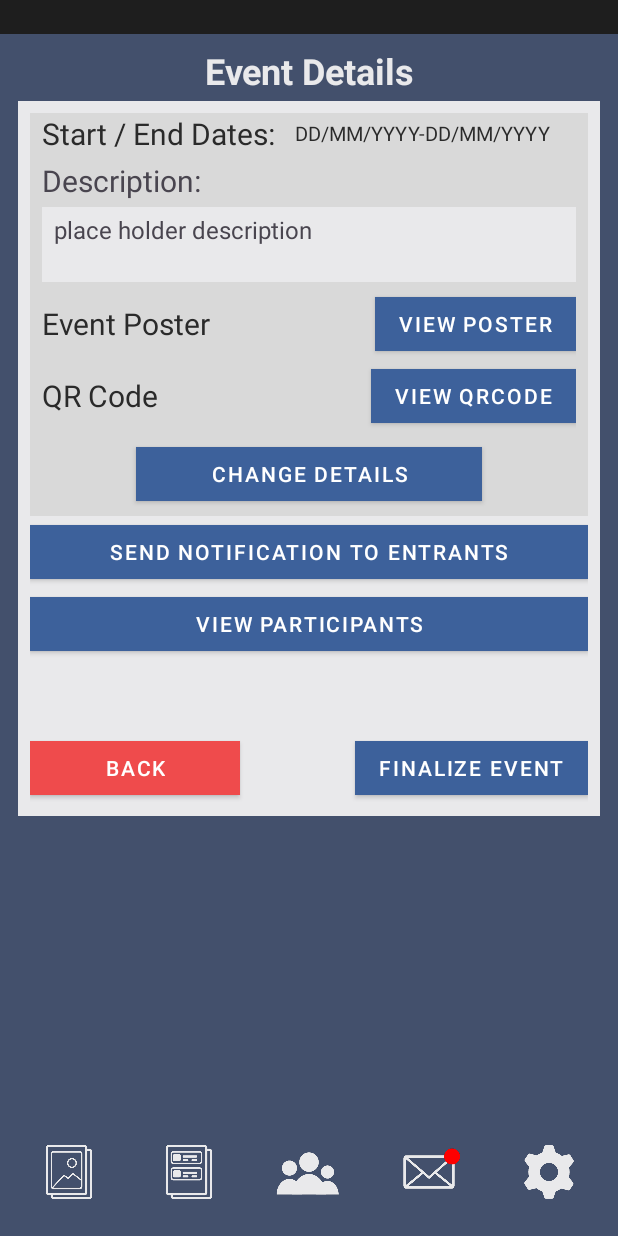
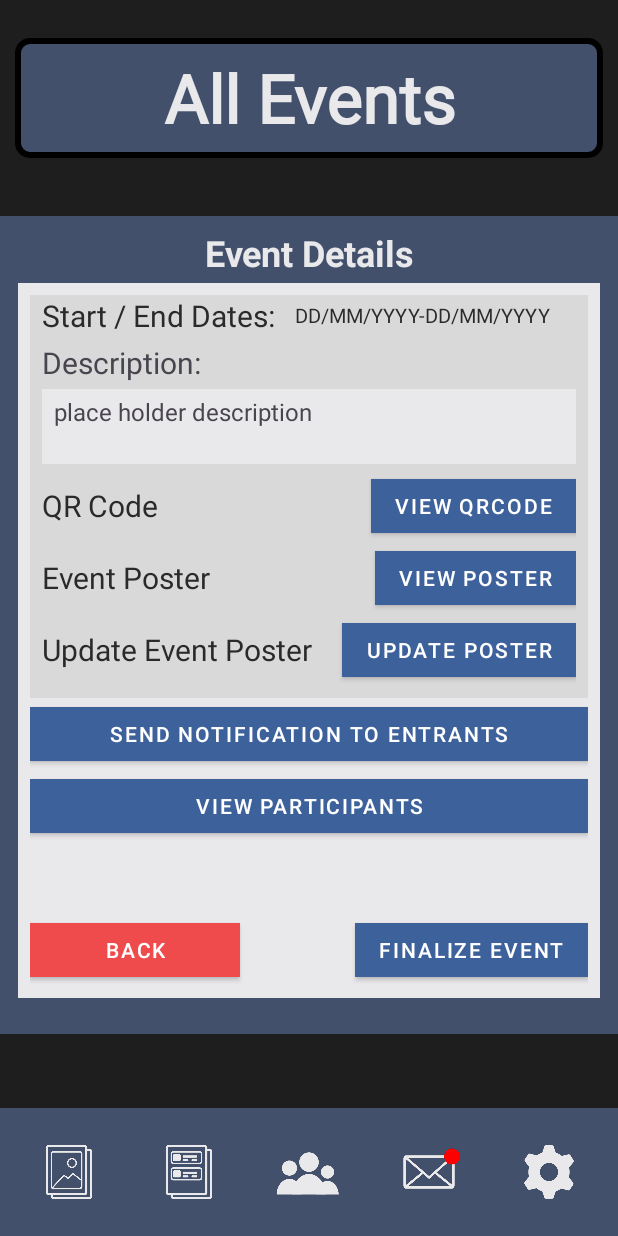
Before and after one commit to quokka-CMPUT301F25/quokka-puffs-events, an Android app: the fragment OrganizerEventDetails placed in its activity, on a phone screen of 412 x 824 dp. Run offline under Robolectric (Android 15) with nearby library versions, the phone set to English and light mode, and no system bars; our stand-ins replace Firebase (no records; nobody signed in at launch, a user with empty details on screens opened directly); 5 statements that could not run were skipped.

Commit message:
Debugging / Adding missing functionality

```diff
--- a/SRC/app/src/main/java/com/example/quokkapuffevents/controller/EventCreateFragment.java
+++ b/SRC/app/src/main/java/com/example/quokkapuffevents/controller/EventCreateFragment.java
@@ -118,6 +118,12 @@
         numbPar = view.findViewById(R.id.participantsNumberTextView);
         addInterests = view.findViewById(R.id.selectCategoriesButton);
         setLocation = view.findViewById(R.id.setLocationButton);
+
+//        DEFAULT / FILLER LOCATION
+//        LatLng defaultLocation = new LatLng(53.5461, -113.4938);
+
+        lat = 53.5461;
+        lng = -113.4938;
     }
 
     public void setUpListeners(View view) {
--- a/SRC/app/src/main/java/com/example/quokkapuffevents/controller/OrganizerEventDetails.java
+++ b/SRC/app/src/main/java/com/example/quokkapuffevents/controller/OrganizerEventDetails.java
@@ -3,7 +3,12 @@
 import static android.view.View.INVISIBLE;
 import static android.view.View.VISIBLE;
 
+import android.app.Activity;
 import android.content.Context;
+import android.content.Intent;
+import android.graphics.Bitmap;
+import android.graphics.BitmapFactory;
+import android.net.Uri;
 import android.os.Bundle;
 import android.util.Log;
 import android.view.LayoutInflater;
@@ -12,7 +17,12 @@
 import android.widget.Button;
 import android.widget.ImageView;
 import android.widget.TextView;
+import android.widget.Toast;
 
+import androidx.activity.result.ActivityResult;
+import androidx.activity.result.ActivityResultCallback;
+import androidx.activity.result.ActivityResultLauncher;
+import androidx.activity.result.contract.ActivityResultContracts;
 import androidx.annotation.NonNull;
 import androidx.annotation.Nullable;
 import androidx.fragment.app.Fragment;
@@ -24,6 +34,7 @@
 import java.io.File;
 import java.io.FileWriter;
 import java.io.IOException;
+import java.io.InputStream;
 import java.util.ArrayList;
 import java.util.Date;
 import java.util.Map;
@@ -37,9 +48,17 @@
     Button viewParticipantsButton;
     Button changeDetailsButton;
     ImageView qrcodeView;
+    ImageView eventImage;
     Button exitButton;
     Button sendMessageButton;
+    Button updateImgBtn;
+    Button showQrCode;
+    Button showPosterImg;
     TextView description;
+
+    private ActivityResultLauncher<Intent> imagePickerLauncher;
+    private Bitmap selectedImageBitmap;
+
 
     @Nullable
     @Override
@@ -52,7 +71,7 @@
     @Override
     public void onViewCreated(@NonNull View view, @Nullable Bundle savedInstanceState) {
         super.onViewCreated(view, savedInstanceState);
-
+        registerImagePickerLauncher();
         initialize(view);
         SetUpListeners(view);
     }
@@ -74,10 +93,16 @@
         runLottoButton = view.findViewById(R.id.orgRunLotteryBtn);
         finishEventButton = view.findViewById(R.id.orgFinishEvent);
         viewParticipantsButton = view.findViewById(R.id.orgViewParticipantsBtn);
-        changeDetailsButton = view.findViewById(R.id.orgChangeDetailsBtn);
+//        changeDetailsButton = view.findViewById(R.id.orgChangeDetailsBtn);
         sendMessageButton = view.findViewById(R.id.orgSendMessageBtn);
         exitButton = view.findViewById(R.id.orgExitOutEventBtn);
         qrcodeView = view.findViewById((R.id.qrCode));
+        updateImgBtn = view.findViewById(R.id.updatePosterBtn);
+        showPosterImg = view.findViewById(R.id.viewEventPosterBtn);
+        showQrCode = view.findViewById(R.id.viewQRCodeBtn);
+        eventImage = view.findViewById(R.id.eventImage);
+
+
 
         //Removing button if after end of event
         if ((event.getEventDate().after(new Date())) && (event.getDrawn() == false)){
@@ -106,6 +131,15 @@
                 Log.e("IMAGES", "Bitmap from GetImage is null");
             }
         });
+
+        //poster Image
+
+        db.GetImage(event.getImageID(), bitmap -> {
+            eventImage.setImageBitmap(bitmap);
+        });
+
+        eventImage.setVisibility(view.GONE);
+        qrcodeView.setVisibility(view.GONE);
     }
 
     public void SetUpListeners(View view) {
@@ -123,20 +157,6 @@
             public void onClick(View v) {
 
                 HomeFragment newFrag = new HomeFragment();
-                ((DashboardActivity) getActivity()).replaceFragment(newFrag);
-            }
-        });
-
-        changeDetailsButton.setOnClickListener(new View.OnClickListener() {
-            /**
-             * Organizer goes to change event details
-             * @param v The view that was clicked.
-             */
-            @Override
-            public void onClick(View v) {
-                System.out.println("Clicked!");
-                EditEventFragment newFrag = new EditEventFragment();
-                newFrag.SetEvent(event);
                 ((DashboardActivity) getActivity()).replaceFragment(newFrag);
             }
         });
@@ -169,6 +189,100 @@
             }
         });
 
+
+        showQrCode.setOnClickListener(new View.OnClickListener() {
+            @Override
+            public void onClick(View v) {
+
+                if(qrcodeView.getVisibility() == view.GONE) {
+
+                    showQrCode.setText("Hide QR Code");
+                    qrcodeView.setVisibility(view.VISIBLE);
+                } else {
+                    showQrCode.setText("View QR Code");
+                    qrcodeView.setVisibility(view.GONE);
+                }
+
+            }
+        });
+
+
+        updateImgBtn.setOnClickListener(new View.OnClickListener() {
+            @Override
+            public void onClick(View v) {
+                Intent intent = new Intent();
+                intent.setType("image/*");
+                intent.setAction(Intent.ACTION_GET_CONTENT);
+                imagePickerLauncher.launch(Intent.createChooser(intent, "Select Event Poster Image"));
+
+                if (selectedImageBitmap != null) {
+                    db.UploadImageToDatabase(selectedImageBitmap,uri -> {
+                        event.setImageID(uri);
+                        db.SaveEvent(event);
+                    });
+                }
+
+            }
+
+        });
+
+        showPosterImg.setOnClickListener(new View.OnClickListener() {
+            @Override
+            public void onClick(View v) {
+
+                if(eventImage.getVisibility() == view.GONE) {
+
+                    showPosterImg.setText("Hide Poster Image");
+                    eventImage.setVisibility(view.VISIBLE);
+                } else {
+                    showPosterImg.setText("View Poster Image");
+                    eventImage.setVisibility(view.GONE);
+                }
+
+            }
+        });
+
+
+    }
+
+
+    public void registerImagePickerLauncher() {
+        /**
+         * Registers the activity result launcher for image picking
+         */
+        imagePickerLauncher = registerForActivityResult(
+                new ActivityResultContracts.StartActivityForResult(),
+                new ActivityResultCallback<ActivityResult>() {
+                    @Override
+                    public void onActivityResult(ActivityResult result) {
+                        if (result.getResultCode() == Activity.RESULT_OK && result.getData() != null) {
+                            Intent data = result.getData();
+                            Uri imageUri = data.getData();
+                            handleImageSelection(imageUri);
+                        }
+                    }
+                }
+        );
+    }
+
+    public void handleImageSelection(Uri imageUri) {
+        /**
+         * Handles the selected image and converts it to Bitmap
+         * @param imageUri
+         * URI of the selected image
+         */
+        try {
+            InputStream inputStream = requireContext().getContentResolver().openInputStream(imageUri);
+            Bitmap bitmap = BitmapFactory.decodeStream(inputStream);
+            if (inputStream != null) {
+                inputStream.close();
+            }
+            selectedImageBitmap = bitmap;
+
+        } catch (Exception e) {
+            Log.e("ImageHandling", "Error converting URI to Bitmap", e);
+            Toast.makeText(requireContext(), "Error loading image", Toast.LENGTH_SHORT).show();
+        }
     }
 
     /**
--- a/SRC/app/src/main/res/layout/organizer_event_dashboard.xml
+++ b/SRC/app/src/main/res/layout/organizer_event_dashboard.xml
@@ -96,34 +96,6 @@
             </LinearLayout>
 
             <LinearLayout
-                android:id="@+id/eventPosterContainer"
-                android:layout_width="match_parent"
-                android:layout_height="wrap_content"
-                android:background="@color/greyaccent"
-                android:orientation="horizontal"
-                android:paddingHorizontal="8dp">
-
-                <TextView
-                    android:layout_width="wrap_content"
-                    android:layout_height="wrap_content"
-                    android:layout_gravity="center"
-                    android:layout_weight="1"
-                    android:text="Event Poster"
-                    android:textColor="@color/black"
-                    android:textSize="20sp"
-                    android:textStyle="normal" />
-
-                <Button
-                    android:id="@+id/viewEventPosterBtn"
-                    style="@style/SquareButton"
-                    android:layout_width="wrap_content"
-                    android:layout_height="wrap_content"
-                    android:backgroundTint="@color/bluebtn"
-                    android:text="View Poster" />
-
-            </LinearLayout>
-
-            <LinearLayout
                 android:id="@+id/QRCodeContainer"
                 android:layout_width="match_parent"
                 android:layout_height="wrap_content"
@@ -151,6 +123,80 @@
 
             </LinearLayout>
 
+            <ImageView
+                android:id="@+id/qrCode"
+                android:layout_width="match_parent"
+                android:layout_height="200dp"
+                android:layout_marginBottom="8dp"
+                android:visibility="gone"/>
+
+            <LinearLayout
+                android:id="@+id/eventPosterContainer"
+                android:layout_width="match_parent"
+                android:layout_height="wrap_content"
+                android:background="@color/greyaccent"
+                android:orientation="horizontal"
+                android:paddingHorizontal="8dp">
+
+                <TextView
+                    android:layout_width="wrap_content"
+                    android:layout_height="wrap_content"
+                    android:layout_gravity="center"
+                    android:layout_weight="1"
+                    android:text="Event Poster"
+                    android:textColor="@color/black"
+                    android:textSize="20sp"
+                    android:textStyle="normal" />
+
+                <Button
+                    android:id="@+id/viewEventPosterBtn"
+                    style="@style/SquareButton"
+                    android:layout_width="wrap_content"
+                    android:layout_height="wrap_content"
+                    android:backgroundTint="@color/bluebtn"
+                    android:text="View Poster" />
+
+
+            </LinearLayout>
+
+            <ImageView
+                android:id="@+id/eventImage"
+                android:layout_width="match_parent"
+                android:layout_height="200dp"
+                android:layout_marginBottom="8dp"
+                android:visibility="gone"/>
+
+            <LinearLayout
+                android:id="@+id/updateEventPosterContainer"
+                android:layout_width="match_parent"
+                android:layout_height="wrap_content"
+                android:background="@color/greyaccent"
+                android:orientation="horizontal"
+                android:paddingHorizontal="8dp">
+
+                <TextView
+                    android:layout_width="wrap_content"
+                    android:layout_height="wrap_content"
+                    android:layout_gravity="center"
+                    android:layout_weight="1"
+                    android:text="Update Event Poster"
+                    android:textColor="@color/black"
+                    android:textSize="20sp"
+                    android:textStyle="normal" />
+
+                <Button
+                    android:id="@+id/updatePosterBtn"
+                    style="@style/SquareButton"
+                    android:layout_width="wrap_content"
+                    android:layout_height="wrap_content"
+                    android:backgroundTint="@color/bluebtn"
+                    android:text="Update Poster" />
+
+
+            </LinearLayout>
+
+
+
             <LinearLayout
                 android:id="@+id/changeDetailsContainer"
                 android:layout_width="match_parent"
@@ -160,15 +206,15 @@
                 android:paddingHorizontal="8dp"
                 android:paddingVertical="4dp">
 
-                <Button
-                    android:id="@+id/orgChangeDetailsBtn"
-                    style="@style/SquareButton"
-                    android:layout_width="wrap_content"
-                    android:layout_height="wrap_content"
-                    android:layout_gravity="center"
-                    android:backgroundTint="@color/bluebtn"
-                    android:paddingHorizontal="50dp"
-                    android:text="Change Details" />
+<!--                <Button-->
+<!--                    android:id="@+id/orgChangeDetailsBtn"-->
+<!--                    style="@style/SquareButton"-->
+<!--                    android:layout_width="wrap_content"-->
+<!--                    android:layout_height="wrap_content"-->
+<!--                    android:layout_gravity="center"-->
+<!--                    android:backgroundTint="@color/bluebtn"-->
+<!--                    android:paddingHorizontal="50dp"-->
+<!--                    android:text="Change Details" />-->
             </LinearLayout>
 
             <LinearLayout
@@ -318,11 +364,11 @@
 <!--            android:backgroundTint="@color/bluebtn"-->
 <!--            android:layout_marginBottom="8dp"/>-->
 
-        <ImageView
-            android:id="@+id/qrCode"
-            android:layout_width="match_parent"
-            android:layout_height="280dp"
-            android:layout_marginBottom="8dp"/>
+<!--        <ImageView-->
+<!--            android:id="@+id/qrCode"-->
+<!--            android:layout_width="match_parent"-->
+<!--            android:layout_height="280dp"-->
+<!--            android:layout_marginBottom="8dp"/>-->
 
 <!--        <Button-->
 <!--            android:id="@+id/orgRunLotteryBtn"-->
```
Also changed, not shown: SRC/app/src/main/java/com/example/quokkapuffevents/controller/ChangeProfileSettings.java (+11 -0 lines), SRC/app/src/main/java/com/example/quokkapuffevents/controller/ChooseUserLocationFragment.java (added, +153 -0 lines), SRC/app/src/main/res/layout/change_profile_settings.xml (+9 -0 lines), SRC/app/src/main/res/layout/choose_user_location_fragment.xml (added, +154 -0 lines).
